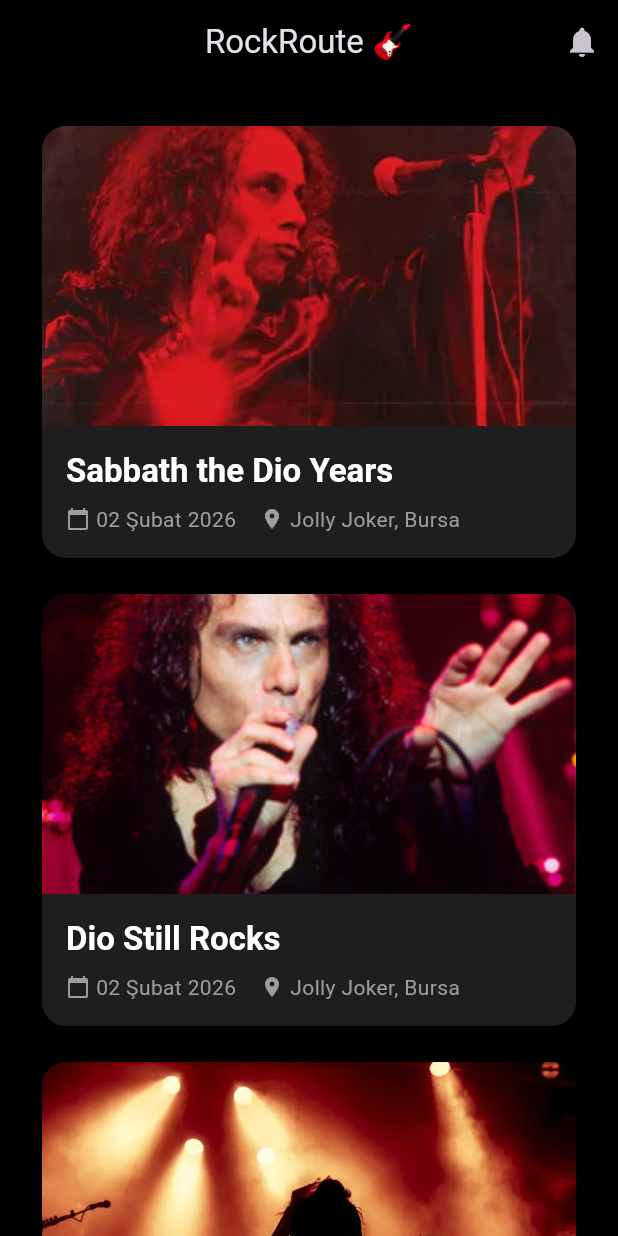
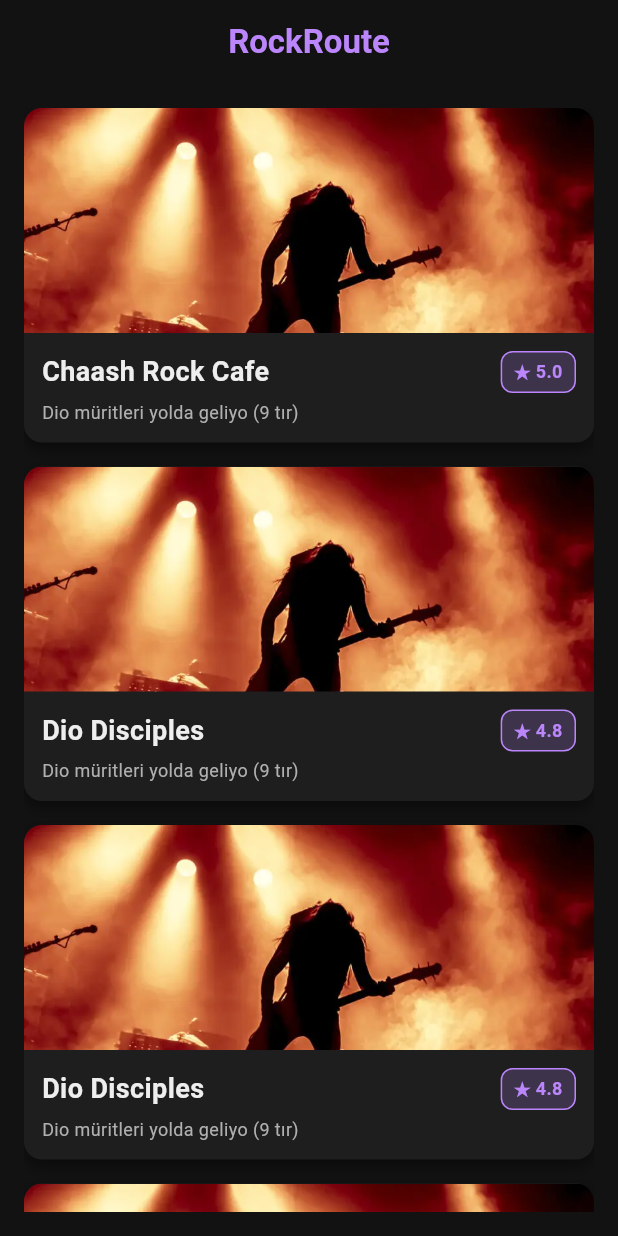
Before and after one commit to HaChaQe/rock_route_app, a Flutter app: the screen it shows after launch, on a phone screen of 412 x 824 dp. Run offline on Flutter 3.47's test engine with Material 3 defaults, Android fonts, the phone set to English and light mode, and no system bars; our stand-ins replace flutter_riverpod.

Commit message:
Architecture Changed

```diff
--- a/lib/core/app_router.dart
+++ /dev/null
@@ -1,27 +0,0 @@
-import 'package:go_router/go_router.dart';
-import 'package:rock_route/views/home/home_view.dart';
-import 'package:rock_route/views/details/detail_view.dart';
-import 'package:rock_route/models/event_model.dart';
-
-final appRouter = GoRouter(
-  initialLocation: '/',
-  routes: [
-    GoRoute(
-      path: '/',
-      builder: (context, state) => const HomeView(),
-    ),
-    GoRoute(
-      path: '/details/:id',
-      builder: (context, state) {
-        final eventId = state.pathParameters['id'];
-
-        final selectedEvent = dummyEvents.firstWhere(
-          (element) => element.id == eventId,
-          orElse: () => dummyEvents[0],
-        );
-
-        return DetailView(event: selectedEvent);
-      },
-    ),
-  ]
-);
--- /dev/null
+++ b/lib/core/constants/app_constants.dart
@@ -0,0 +1,26 @@
+import 'package:flutter/material.dart';
+
+class AppConstants {
+  //Metinler
+  static const String appName = "RockRoute";
+  static const String appSlogan = "Rhytm of the City";
+
+  //Renk Paleti
+  static const Color backgroundColor = Color(0xFF121212); //Ana arkaplan
+
+  static const Color surfaceColor = Color(0xFF1E1E1E); //Kart ve yüzeyler
+
+  static const Color primaryColor = Color(0xFFBB86FC); //Vurgu
+
+  static const Color secondaryColor = Color(0xFF03DAC6); //İkincil
+
+  static const Color errorColor = Color(0xFFCF6679); //Hatalar
+
+  static const Color textPrimary = Color(0xFFEEEEEE);
+  static const Color textSecondary = Color(0xFFB0B0B0);
+
+  //Sabit Ayarlar
+  static const double defaultPadding = 16.0;
+  static const double borderRadius = 12.0;
+
+}
--- /dev/null
+++ b/lib/features/venues/data/models/venue_model.dart
@@ -0,0 +1,34 @@
+import 'package:json_annotation/json_annotation.dart';
+
+part 'venue_model.g.dart';
+
+@JsonSerializable()
+class VenueModel {
+  final String id;
+  final String name;
+  final String description;
+  final String imageUrl;
+  final double latitude;
+  final double longitude;
+  final double rating;
+  final String category;
+
+  @JsonKey(defaultValue: false)
+  final bool isFavorite;
+
+  VenueModel({
+    required this.id,
+    required this.name,
+    required this.description,
+    required this.imageUrl,
+    required this.latitude,
+    required this.longitude,
+    required this.rating,
+    required this.category,
+    this.isFavorite = false,
+  });
+
+  factory VenueModel.fromJson(Map<String, dynamic> json) => _$VenueModelFromJson(json);
+
+  Map<String, dynamic> toJson() => _$VenueModelToJson(this);
+}
--- /dev/null
+++ b/lib/features/venues/presentation/pages/home_page.dart
@@ -0,0 +1,46 @@
+import 'package:flutter/material.dart';
+import 'package:flutter_riverpod/flutter_riverpod.dart';
+import '../../../../core/constants/app_constants.dart';
+import '../providers/venue_provider.dart';
+import '../widgets/venue_card.dart';
+
+class HomePage extends ConsumerWidget{
+  const HomePage ({super.key});
+
+  @override
+  Widget build(BuildContext context, WidgetRef ref){
+    final venueState = ref.watch(VenueProvider);
+
+    return Scaffold(
+      backgroundColor: AppConstants.backgroundColor,
+      appBar: AppBar(
+        title: const Text(
+          AppConstants.appName,
+          style: TextStyle(fontWeight: FontWeight.bold, color: AppConstants.primaryColor),
+        ),
+        backgroundColor: Colors.transparent,
+        elevation: 0,
+        centerTitle: true,
+      ),
+
+      body: venueState.when(
+        data: (venues) => Padding(
+          padding: const EdgeInsets.all(AppConstants.defaultPadding),
+          child: ListView.builder(
+            itemCount: venues.length,
+            itemBuilder: (context, index) => VenueCard(venue: venues[index])
+          ),
+        ),
+        loading: () => const Center(
+          child: CircularProgressIndicator(color: AppConstants.primaryColor),
+        ),
+        error: (error, stackTrace) => Center(
+          child: Text(
+            "Tabancanın ucu kopti: $error",
+            style: const TextStyle(color: AppConstants.errorColor),
+          ),
+        ),
+      ),
+    );
+  }
+}
--- /dev/null
+++ b/lib/features/venues/presentation/widgets/venue_card.dart
@@ -0,0 +1,93 @@
+import 'package:flutter/material.dart';
+import '../../../../core/constants/app_constants.dart';
+import '../../data/models/venue_model.dart';
+
+class VenueCard extends StatelessWidget {
+  final VenueModel venue;
+
+  const VenueCard({super.key, required this.venue});
+
+  @override
+  Widget build(BuildContext context) {
+    return Container(
+      margin: const EdgeInsets.only(bottom: 16),
+      decoration: BoxDecoration(
+        color: AppConstants.surfaceColor,
+        borderRadius: BorderRadius.circular(AppConstants.borderRadius),
+        boxShadow: const [
+          BoxShadow(
+            color: Colors.black45,
+            blurRadius: 8,
+            offset: Offset(0, 4),
+          ),
+        ],
+      ),
+      child: Column(
+        crossAxisAlignment: CrossAxisAlignment.start,
+        children: [
+          ClipRRect(
+            borderRadius: const BorderRadiusGeometry.vertical(top: Radius.circular(AppConstants.borderRadius)),
+            child: Image.asset(
+              venue.imageUrl,
+              height: 150,
+              width: double.infinity,
+              fit: BoxFit.cover,
+              errorBuilder: (context, error, stackTrace) => Container(
+                height: 150,
+                color: Colors.grey[800],
+                child: const Center(child: Icon(Icons.music_note_outlined, color: Colors.white)),
+              ),
+            ),
+          ),
+          Padding(
+            padding: const EdgeInsets.all(12.0),
+            child: Column(
+              crossAxisAlignment: CrossAxisAlignment.start,
+              children: [
+                Row(
+                  mainAxisAlignment: MainAxisAlignment.spaceBetween,
+                  children: [
+                    Text(
+                      venue.name,
+                      style: const TextStyle(
+                        color: AppConstants.textPrimary,
+                        fontSize: 18,
+                        fontWeight: FontWeight.bold
+                      ),
+                    ),
+                    Container(
+                      padding: const EdgeInsets.symmetric(horizontal: 8, vertical: 4),
+                      decoration: BoxDecoration(
+                        color: AppConstants.primaryColor.withValues(alpha: 0.2),
+                        borderRadius: BorderRadius.circular(8),
+                        border: Border.all(color: AppConstants.primaryColor)
+                      ),
+                      child: Text(
+                        "★ ${venue.rating}",
+                        style: const TextStyle(
+                          color: AppConstants.primaryColor,
+                          fontWeight: FontWeight.bold,
+                          fontSize: 12
+                        ),
+                      ),
+                    )
+                  ],
+                ),
+                const SizedBox(height: 4),
+                Text(
+                  venue.description,
+                  maxLines: 2,
+                  overflow: TextOverflow.ellipsis,
+                  style: const TextStyle(
+                    color: AppConstants.textSecondary,
+                    fontSize: 12,
+                  ),
+                ),
+              ],
+            ),
+          ),
+        ],
+      ),
+    );
+  }
+}
--- a/lib/main.dart
+++ b/lib/main.dart
@@ -1,30 +1,28 @@
 import 'package:flutter/material.dart';
 import 'package:flutter_riverpod/flutter_riverpod.dart';
+import 'core/constants/app_constants.dart';
+import 'features/venues/presentation/pages/home_page.dart';
 
-import 'core/app_router.dart';
-
-void main(){
-  runApp(const ProviderScope(child: RockRouteApp()));
+void main() {
+  runApp(
+    const ProviderScope(child: RockRouteApp())
+  );
 }
 
 class RockRouteApp extends StatelessWidget {
   const RockRouteApp({super.key});
 
   @override
-  Widget build(BuildContext context){
-    return MaterialApp.router(
-      title: 'Rock Route',
+  Widget build(BuildContext context) {
+    return MaterialApp(
+      title: AppConstants.appName,
       debugShowCheckedModeBanner: false,
-      theme: ThemeData.dark(useMaterial3: true).copyWith(
-        scaffoldBackgroundColor: Colors.black,
-        appBarTheme: const AppBarTheme(
-          backgroundColor: Colors.black,
-          centerTitle: true,
-        ),
+      theme: ThemeData(
+        brightness: Brightness.dark,
+        scaffoldBackgroundColor: AppConstants.backgroundColor,
+        useMaterial3: true
       ),
-
-      routerConfig: appRouter,
+      home: const HomePage(),
     );
   }
-
 }
--- a/lib/models/event_model.dart
+++ /dev/null
@@ -1,60 +0,0 @@
-class Event {
-  final String id;
-  final String title;
-  final String description;
-  final String date;
-  final String locationName;
-  final String imageUrl;
-  final double latitude;
-  final double longtitude;
-  final int price;
-
-  Event({required this.id, required this.title, required this.description, required this.date, required this.locationName, required this.imageUrl, required this.latitude, required this.longtitude, required this.price});
-}
-
-final List<Event> dummyEvents = [
-    Event(
-      id: "1",
-      title: "Sabbath the Dio Years",
-      description: "u know who is",
-      date: "02 Şubat 2026",
-      locationName: "Jolly Joker, Bursa",
-      imageUrl: "assets/images/img4.webp",
-      latitude: 40.2217,
-      longtitude: 28.9634,
-      price: 9999999
-    ),
-    Event(
-      id: "2",
-      title: "Dio Still Rocks",
-      description: "-Tribute-",
-      date: "02 Şubat 2026",
-      locationName: "Jolly Joker, Bursa",
-      imageUrl: "assets/images/img3.jpeg",
-      latitude: 40.2217,
-      longtitude: 28.9634,
-      price: 1750
-    ),
-    Event(
-      id: "3",
-      title: "Iron Maiden",
-      description: "u know who is",
-      date: "02 Şubat 2026",
-      locationName: "Jolly Joker, Bursa",
-      imageUrl: "assets/images/img1.jpg",
-      latitude: 40.2217,
-      longtitude: 28.9634,
-      price: 1500
-    ),
-    Event(
-      id: "4",
-      title: "Prime Dio",
-      description: "God tier man on the silver mountain",
-      date: "02 Şubat 2026",
-      locationName: "Jolly Joker, Bursa",
-      imageUrl: "assets/images/img2.png",
-      latitude: 40.2217,
-      longtitude: 28.9634,
-      price: 9999999
-    ),
-];
--- a/lib/views/home/home_view.dart
+++ /dev/null
@@ -1,30 +0,0 @@
-import 'package:flutter/material.dart';
-import '../../widgets/event_card.dart';
-import '../../models/event_model.dart';
-
-class HomeView extends StatelessWidget {
-  const HomeView({super.key});
-
-  @override
-  Widget build(BuildContext context) {
-    return Scaffold(
-      appBar: AppBar(
-        title: const Text("RockRoute 🎸"),
-        actions: [
-          IconButton(
-          onPressed: (){},
-          icon: const Icon(Icons.notifications)
-          )
-        ],
-      ),
-      body: ListView.builder(
-        padding: const EdgeInsets.all(16),
-        itemCount: dummyEvents.length,
-        itemBuilder: (context, index){
-          final currentEvent = dummyEvents[index]; //0dan başla verileri al
-          return EventCard(event: currentEvent);
-        },
-      ),
-    );
-  }
-}
--- a/lib/widgets/event_card.dart
+++ /dev/null
@@ -1,82 +0,0 @@
-import 'package:flutter/material.dart';
-import '../models/event_model.dart';
-import 'package:go_router/go_router.dart';
-
-class EventCard extends StatelessWidget {
-  final Event event;
-  const EventCard({super.key, required this.event});
-
-  @override
-  Widget build(BuildContext context) {
-    return Card(
-      margin: const EdgeInsets.all(12),
-      shape: RoundedRectangleBorder(borderRadius: BorderRadius.circular(16)),
-      elevation: 4,
-      color: const Color(0xFF1E1E1E),
-
-      // Bunu yazmazsan tıklama efekti (Ripple) görünmez!
-      // Kartın köşelerini keskinleştirir ve efekti içeri hapseder.
-      clipBehavior: Clip.antiAlias,
-
-      child: InkWell(
-        // Tıklama efektinin rengini hafif beyaz yapalım ki belli olsun
-        splashColor: Colors.white30,
-        onTap: () {
-          // Artık sayfayı direkt açmıyoruz, adrese (URL) gidiyoruz.
-          // Router arka planda ID'yi alıp doğru veriyi bulacak.
-          context.push('/details/${event.id}');
-        },
-        child: Column(
-          crossAxisAlignment: CrossAxisAlignment.start,
-          children: [
-            ClipRRect(
-              // Burada sadece üst köşeleri yuvarlıyoruz, altlar düz kalıyor.
-              // Böylece resim kartla bütünleşiyor.
-              borderRadius: const BorderRadius.vertical(top: Radius.circular(16)),
-              child: Image.asset(
-                event.imageUrl,
-                height: 200,
-                width: double.infinity,
-                fit: BoxFit.cover,
-                errorBuilder: (context, error, stackTrace) {
-                  return Container(height: 200, color: Colors.grey, child: const Center(child: Icon(Icons.error)));
-                },
-              ),
-            ),
-
-            Padding(
-              padding: const EdgeInsets.all(16),
-              child: Column(
-                crossAxisAlignment: CrossAxisAlignment.start,
-                children: [
-                  Text(
-                    event.title,
-                    style: Theme.of(context).textTheme.titleLarge?.copyWith(
-                          color: Colors.white,
-                          fontWeight: FontWeight.bold,
-                        ),
-                  ),
-
-                  const SizedBox(height: 8),
-
-                  Row(
-                    children: [
-                      const Icon(Icons.calendar_today, size: 16, color: Colors.grey),
-                      const SizedBox(width: 4),
-                      Text(event.date, style: TextStyle(color: Colors.grey)),
-                      const SizedBox(width: 16),
-                      const Icon(Icons.location_on, size: 16, color: Colors.grey),
-                      const SizedBox(width: 4),
-                      Text(event.locationName, style: TextStyle(color: Colors.grey)),
-                    ],
-                  )
-
-                ],
-              ),
-            )
-          ],
-        ),
-      ),
-    );
-  }
-}
```
Also changed, not shown: lib/features/venues/data/repositories/venue_repository.dart (added, +59 -0 lines), lib/features/venues/presentation/providers/venue_provider.dart (added, +20 -0 lines), lib/views/details/detail_view.dart (deleted, +0 -114 lines), pubspec.yaml (+9 -9 lines), lib/features/venues/data/models/venue_model.g.dart (added), pubspec.lock, 5 other files.
